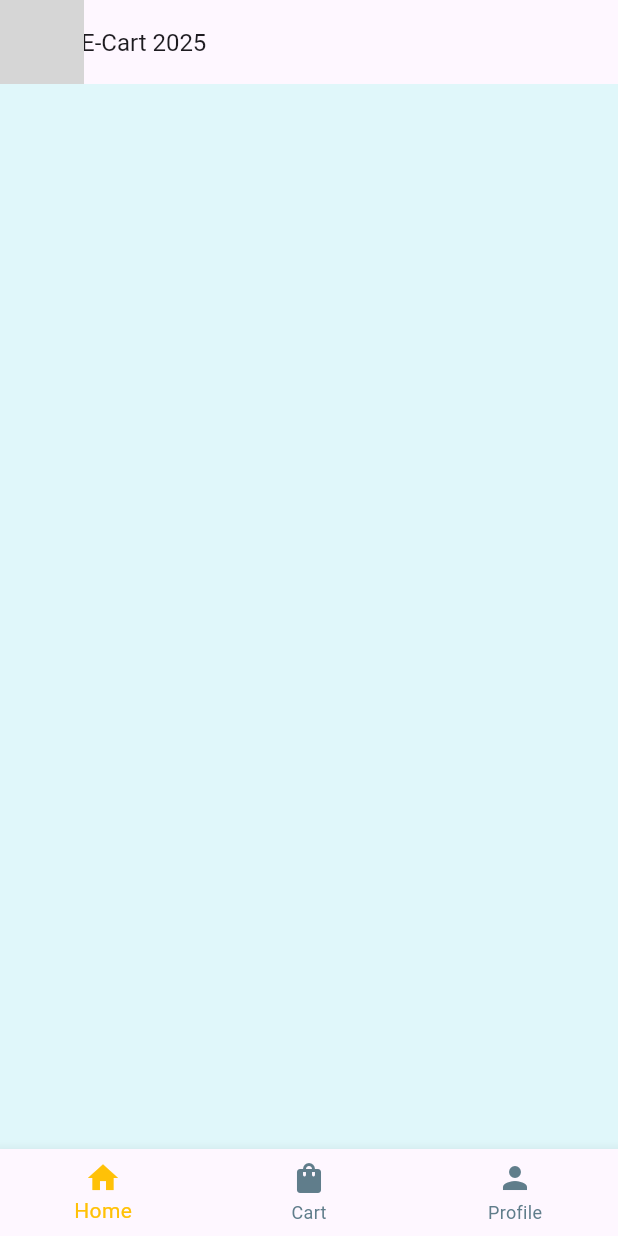
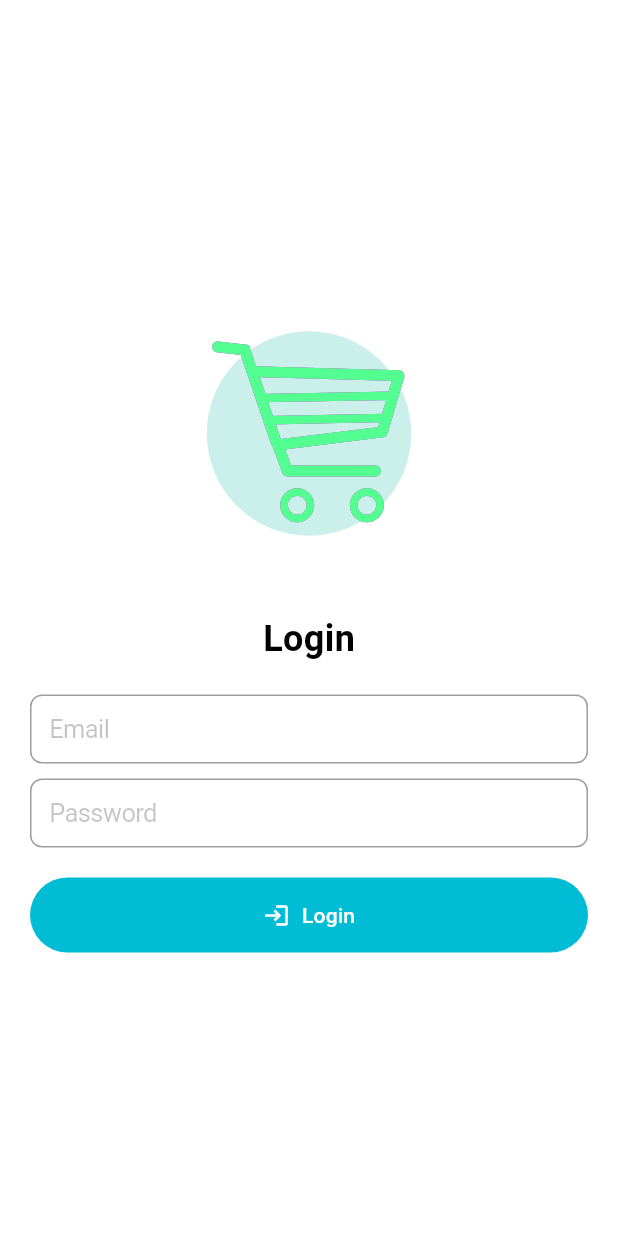
Before and after one commit to vishnuttxminds/Ecart-Flutter, a Flutter app: the screen it shows after launch, on a phone screen of 412 x 824 dp. Run offline on Flutter 3.47's test engine with Material 3 defaults, Android fonts, the light colour scheme and no system bars; our stand-ins replace dio, flutter_riverpod, flutter_slidable, google_fonts, image_picker, lottie and 4 more; missing offline and left inert: dart:ffi; accounts and stored records are empty; grey boxes are pictures that could not be loaded.

Commit message:
login screen added

```diff
--- a/lib/main.dart
+++ b/lib/main.dart
@@ -1,9 +1,9 @@
 import 'package:e_cart_flutter/screens/cart_screen.dart';
 import 'package:e_cart_flutter/screens/favorites_screen.dart';
 import 'package:e_cart_flutter/screens/home_screen.dart';
+import 'package:e_cart_flutter/screens/login_screen.dart';
 import 'package:e_cart_flutter/screens/product_deatails_screen.dart';
 import 'package:e_cart_flutter/screens/spash_screen.dart';
-import 'package:flutter/foundation.dart';
 import 'package:flutter/material.dart';
 import 'package:flutter_riverpod/flutter_riverpod.dart';
 
@@ -33,6 +33,7 @@ class MyApp extends StatelessWidget {
         '/productDetails': (context) => const ProductDetailsScreen(),
         '/cartScreen': (context) => const CartScreen(),
         '/favorites': (context) => const FavoritesScreen(),
+        '/loginScreen': (context) => const LoginScreen(),
 
       },
       // home: const MyHomePage(title: 'Flutter Demo Home Page'),
--- a/lib/screens/home_screen.dart
+++ b/lib/screens/home_screen.dart
@@ -1,12 +1,11 @@
+import 'package:e_cart_flutter/screens/profile_screen.dart';
 import 'package:e_cart_flutter/utils/string.dart';
 import 'package:flutter/material.dart';
 import 'package:flutter_riverpod/flutter_riverpod.dart';
 import 'package:e_cart_flutter/screens/cart_screen.dart';
 import 'package:e_cart_flutter/screens/product_list_screen.dart';
-import 'package:e_cart_flutter/screens/profile_screen.dart';
 import 'package:e_cart_flutter/services/api_service.dart';
 import 'package:lottie/lottie.dart';
-
 import '../models/model_produts_list.dart';
 import '../providers/cart_provider.dart';
 import '../utils/shared_preferences.dart';
@@ -71,8 +70,8 @@ class _HomeScreenState extends ConsumerState<HomeScreen> {
         titleSpacing: -2,
         title:
             const Text(AppStrings.appTitle, style: TextStyle(fontSize: 16)),
-        leading: Lottie.network(
-          'https://lottie.host/b239f9be-2fbf-47b9-9347-4544f7c8a395/Kyn33rsL3W.json',
+        leading: Lottie.asset(
+          'assets/animations/logo_json.json',
           width: 30,
           height: 20,
           fit: BoxFit.contain,
--- /dev/null
+++ b/lib/screens/login_screen.dart
@@ -0,0 +1,133 @@
+import 'package:flutter/cupertino.dart';
+import 'package:flutter/material.dart';
+import 'package:lottie/lottie.dart';
+import '../utils/string.dart';
+import 'home_screen.dart';
+
+class LoginScreen extends StatefulWidget {
+  const LoginScreen({super.key});
+
+  @override
+  State<LoginScreen> createState() => _LoginScreenState();
+}
+
+class _LoginScreenState extends State<LoginScreen> {
+  final TextEditingController _emailController = TextEditingController();
+  final TextEditingController _passwordController = TextEditingController();
+
+  void handleLogin(BuildContext context) async {
+    String email = _emailController.text.trim();
+    String password = _passwordController.text.trim();
+    final emailRegex = RegExp(r"^[\w-\.]+@([\w-]+\.)+[\w-]{2,4}$");
+
+    if (email.isEmpty || password.isEmpty) {
+      ScaffoldMessenger.of(context).showSnackBar(
+        const SnackBar(
+          content: Text(AppStrings.pleaseFillUsernamePassword),
+          duration: Duration(seconds: 2),
+        ),
+      );
+      return;
+    }else{
+      if (!emailRegex.hasMatch(email)){
+        ScaffoldMessenger.of(context).showSnackBar(
+          const SnackBar(
+            content: Text(AppStrings.enterValidEmail),
+            duration: Duration(seconds: 2),
+          ),
+        );
+        return;
+      }
+
+      if (password.length < 6) {
+        ScaffoldMessenger.of(context).showSnackBar(
+          const SnackBar(
+            content: Text('Password must be at least 6 characters long.'),
+            duration: Duration(seconds: 2),
+          ),
+        );
+        return;
+      }
+    }
+
+    Navigator.pushReplacement(
+      context,
+      MaterialPageRoute(builder: (context) => const HomeScreen()),
+    );
+  }
+
+  @override
+  Widget build(BuildContext context) {
+    return Scaffold(
+      backgroundColor: Colors.white,
+      body: SingleChildScrollView(
+        child: Padding(
+          padding: const EdgeInsets.symmetric(horizontal: 20, vertical: 30),
+          child: SizedBox(
+            height: MediaQuery.of(context).size.height - 60,
+            child: Column(
+              crossAxisAlignment: CrossAxisAlignment.center,
+              mainAxisAlignment: MainAxisAlignment.center,
+              children: [
+                Lottie.asset(
+                  'assets/animations/logo_json.json',
+                  repeat: false,
+                  width: 200,
+                  height: 200,
+                  fit: BoxFit.contain,
+                ),
+                const SizedBox(height: 20),
+                const Text(
+                  AppStrings.login,
+                  style: TextStyle(
+                      fontSize: 24,
+                      fontWeight: FontWeight.bold,
+                      color: Colors.black),
+                ),
+                const SizedBox(height: 20),
+                CupertinoTextField(
+                  controller: _emailController,
+                  decoration: BoxDecoration(
+                    border: Border.all(color: Colors.grey, width: 1),
+                    borderRadius: BorderRadius.circular(8),
+                  ),
+                  placeholder: 'Email',
+                  padding: const EdgeInsets.all(12.0),
+                  keyboardType: TextInputType.emailAddress,
+                ),
+                const SizedBox(height: 10),
+                CupertinoTextField(
+                  controller: _passwordController,
+                  decoration: BoxDecoration(
+                    border: Border.all(color: Colors.grey, width: 1),
+                    borderRadius: BorderRadius.circular(8),
+                  ),
+                  placeholder: 'Password',
+                  padding: const EdgeInsets.all(12.0),
+                  obscureText: true,
+                ),
+                const SizedBox(height: 20),
+                SizedBox(
+                  height: 50,
+                  width: double.infinity,
+                  child: TextButton.icon(
+                    key: const Key('login_button'),
+                    style: TextButton.styleFrom(
+                        backgroundColor: Colors.cyan,
+                        foregroundColor: Colors.white,
+                        padding: const EdgeInsets.symmetric(vertical: 15)),
+                    onPressed: () {
+                      handleLogin(context);
+                    },
+                    icon: const Icon(Icons.login),
+                    label: const Text(AppStrings.login),
+                  ),
+                )
+              ],
+            ),
+          ),
+        ),
+      ),
+    );
+  }
+}
--- a/lib/screens/spash_screen.dart
+++ b/lib/screens/spash_screen.dart
@@ -1,7 +1,6 @@
+import 'package:e_cart_flutter/screens/login_screen.dart';
 import 'package:flutter/material.dart';
 import 'package:lottie/lottie.dart';
-
-import 'home_screen.dart';
 
 class SplashScreen extends StatefulWidget {
   const SplashScreen({super.key});
@@ -16,8 +15,8 @@ class _SplashScreen extends State<SplashScreen> {
     return Container(
       color: Colors.white,
       child: Center(
-        child: Lottie.network(
-          'https://lottie.host/b239f9be-2fbf-47b9-9347-4544f7c8a395/Kyn33rsL3W.json',
+        child: Lottie.asset(
+          'assets/animations/logo_json.json',
           width: 300,
           height: 300,
           fit: BoxFit.contain,
@@ -32,7 +31,7 @@ class _SplashScreen extends State<SplashScreen> {
     Future.delayed(const Duration(seconds: 3), () {
       Navigator.pushReplacement(
         context,
-        MaterialPageRoute(builder: (context) => const HomeScreen()),
+        MaterialPageRoute(builder: (context) => const LoginScreen()),
       );
     });
   }
--- a/lib/utils/string.dart
+++ b/lib/utils/string.dart
@@ -13,5 +13,8 @@ class AppStrings  {
   static const String placeOrder = 'Place Order';
   static const String signOutSuccess = 'Sign Out success!';
   static const String signOut = 'Sign Out';
+  static const String login = 'Login';
+  static const String pleaseFillUsernamePassword = 'Please fill the username and password.';
+  static const String enterValidEmail ='Please enter a valid email address.';
 
 }
```
Also changed, not shown: assets/animations/logo_json.json (added, +1 -0 lines).
